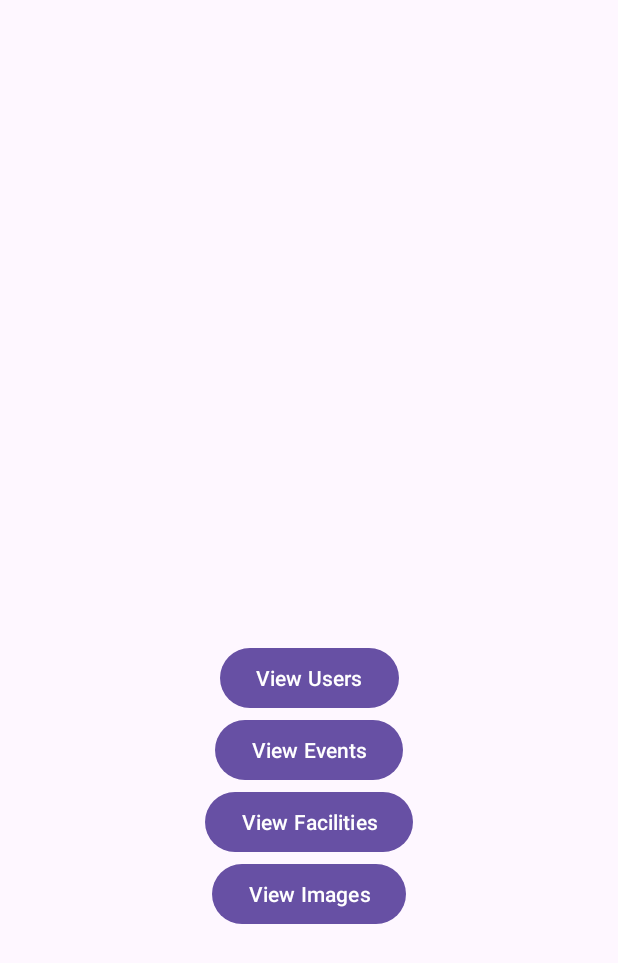
After one commit to SciFlyCMPUT301/LetsGoGambling, an Android app: the layout activity_admin.xml on its own in the app's theme, with its tools: preview values and no code run, on a phone screen of 412 x 824 dp. The commit adds this screen. Shown: the top 963 px of the screen. Run offline under Robolectric (Android 15) with nearby library versions, the phone set to English and light mode, and no system bars.

Commit message:
Tried to get activities working

```diff
--- /dev/null
+++ b/android_code/app/src/main/res/layout/activity_admin.xml
@@ -0,0 +1,56 @@
+<?xml version="1.0" encoding="utf-8"?>
+<androidx.constraintlayout.widget.ConstraintLayout xmlns:android="http://schemas.android.com/apk/res/android"
+    xmlns:app="http://schemas.android.com/apk/res-auto"
+    xmlns:tools="http://schemas.android.com/tools"
+    android:layout_width="match_parent"
+    android:layout_height="match_parent"
+    tools:context=".Admin.AdminActivity">
+
+    <Button
+        android:id="@+id/viewUsersButton"
+        android:layout_width="wrap_content"
+        android:layout_height="wrap_content"
+        android:text="View Users"
+        android:layout_marginTop="80dp"
+        app:layout_constraintBottom_toBottomOf="parent"
+        app:layout_constraintLeft_toLeftOf="parent"
+        app:layout_constraintRight_toRightOf="parent"
+        app:layout_constraintTop_toTopOf="parent" />
+
+    <Button
+        android:id="@+id/viewEventsButton"
+        android:layout_width="wrap_content"
+        android:layout_height="wrap_content"
+        android:text="View Events"
+        app:layout_constraintTop_toBottomOf="@id/viewUsersButton"
+        app:layout_constraintLeft_toLeftOf="parent"
+        app:layout_constraintRight_toRightOf="parent" />
+
+    <Button
+        android:id="@+id/viewFacilitiesButton"
+        android:layout_width="wrap_content"
+        android:layout_height="wrap_content"
+        android:text="View Facilities"
+        app:layout_constraintTop_toBottomOf="@id/viewEventsButton"
+        app:layout_constraintLeft_toLeftOf="parent"
+        app:layout_constraintRight_toRightOf="parent" />
+
+    <Button
+        android:id="@+id/viewImagesButton"
+        android:layout_width="wrap_content"
+        android:layout_height="wrap_content"
+        android:text="View Images"
+        app:layout_constraintTop_toBottomOf="@id/viewFacilitiesButton"
+        app:layout_constraintLeft_toLeftOf="parent"
+        app:layout_constraintRight_toRightOf="parent" />
+
+    <FrameLayout
+        android:id="@+id/fragment_container"
+        android:layout_width="0dp"
+        android:layout_height="0dp"
+        app:layout_constraintTop_toBottomOf="@id/viewImagesButton"
+        app:layout_constraintLeft_toLeftOf="parent"
+        app:layout_constraintRight_toRightOf="parent"
+        app:layout_constraintBottom_toBottomOf="parent" />
+
+</androidx.constraintlayout.widget.ConstraintLayout>
```
Also changed, not shown: android_code/app/src/main/java/com/example/eventbooking/Admin/AdminActivity.java (added, +72 -0 lines), android_code/app/src/main/java/com/example/eventbooking/Events/EventPageFragment/EventActivity.java (added, +210 -0 lines), android_code/app/src/main/java/com/example/eventbooking/MainActivity.java (+7 -3 lines), android_code/app/src/main/res/layout/activity_event.xml (added, +49 -0 lines).
